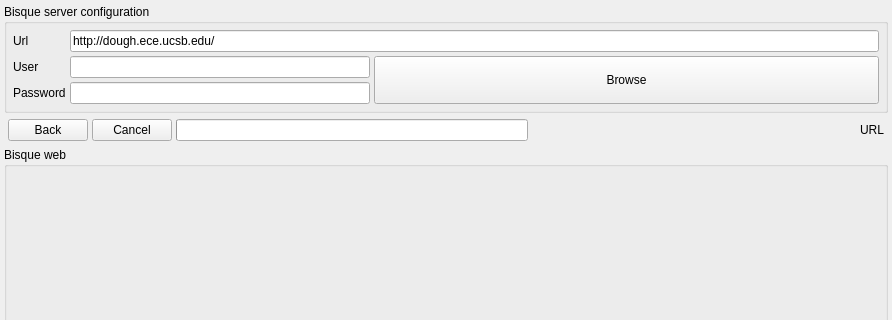
Above: platform/bisque/source/tools/libbisque/src/bisqueWebAccess.ui from amilworks/ultra before the change; both pictures show x 0 to 892 and y 0 to 320 of the 892 by 748 pixel window. Below: the same form after it.
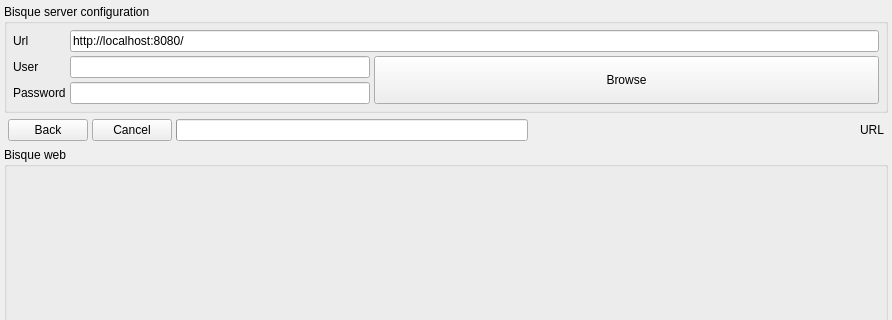
That is the form after the change.

What changed in the file:
```diff
--- a/platform/bisque/source/tools/libbisque/src/bisqueWebAccess.ui
+++ b/platform/bisque/source/tools/libbisque/src/bisqueWebAccess.ui
@@ -57,7 +57,7 @@
       <item row="0" column="1" colspan="2">
        <widget class="QLineEdit" name="urlEdit">
         <property name="text">
-         <string>http://dough.ece.ucsb.edu/</string>
+         <string>http://localhost:8080/</string>
         </property>
        </widget>
       </item>
```
